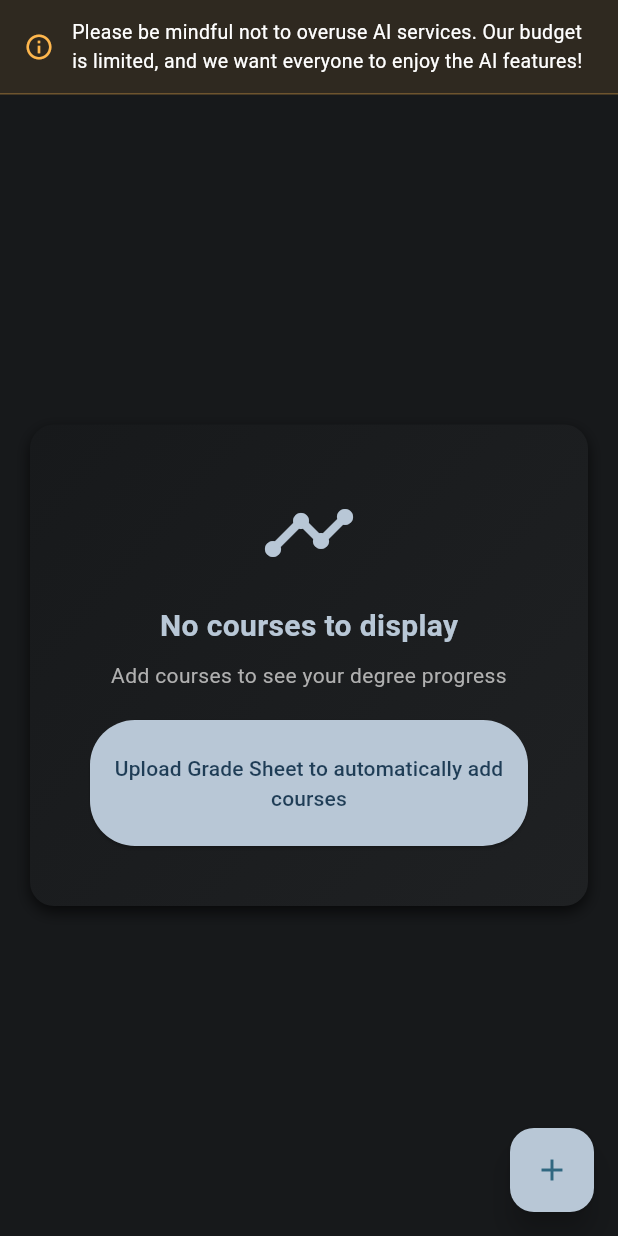
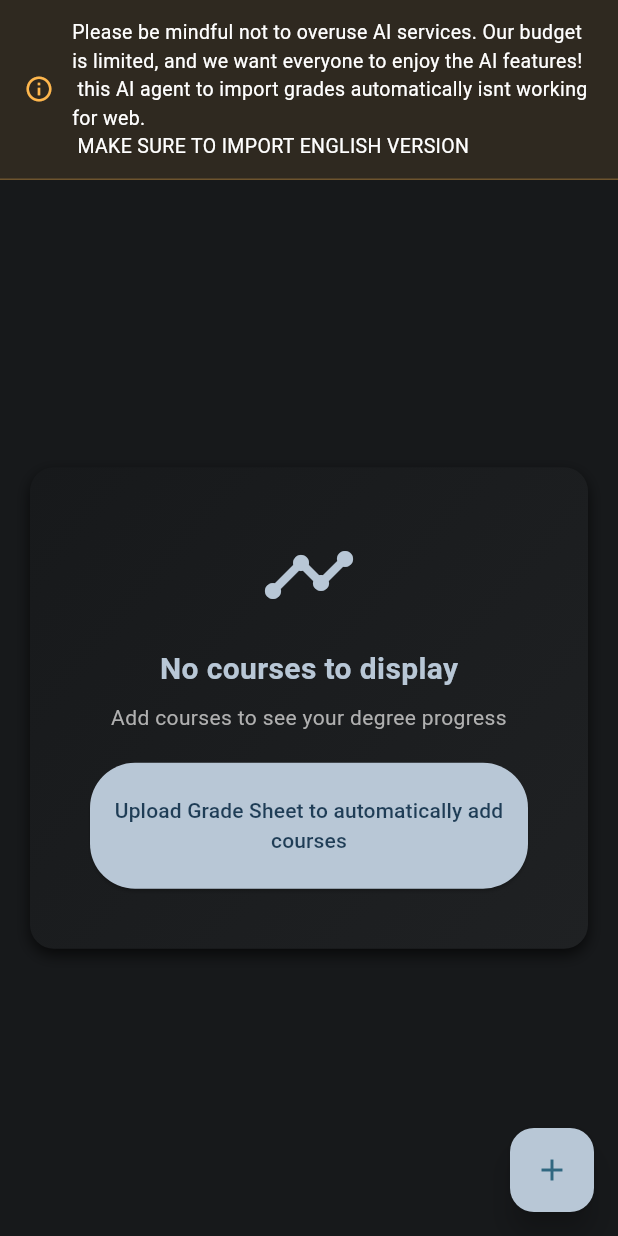
Before and after one commit to Technion236272/2025b-DegreEZ, a Flutter app: the CustomizedDiagramPage screen opened directly, on a phone screen of 412 x 824 dp. Run offline on Flutter 3.47's test engine with Material 3 defaults, Android fonts, the phone set to English and light mode, and no system bars; drawn by our look-alikes of auto_size_text, calendar_view; our stand-ins replace cloud_firestore, file_picker, firebase_ai, firebase_auth, firebase_core, flutter_dotenv and 6 more; missing offline and left inert: graphview; accounts and stored records are empty.

Commit message:
adding notes to web

```diff
--- a/degreez/lib/pages/customized_diagram_page.dart
+++ b/degreez/lib/pages/customized_diagram_page.dart
@@ -155,7 +155,7 @@ class _CustomizedDiagramPageState extends State<CustomizedDiagramPage>
                       const SizedBox(width: 12),
                       Expanded(
                         child: Text(
-                          'Please be mindful not to overuse AI services. Our budget is limited, and we want everyone to enjoy the AI features!',
+                          'Please be mindful not to overuse AI services. Our budget is limited, and we want everyone to enjoy the AI features! \n this AI agent to import grades automatically isnt working for web. \n MAKE SURE TO IMPORT ENGLISH VERSION',
                           style: TextStyle(
                             color: themeProvider.textPrimary,
                             fontSize: 13,
```
